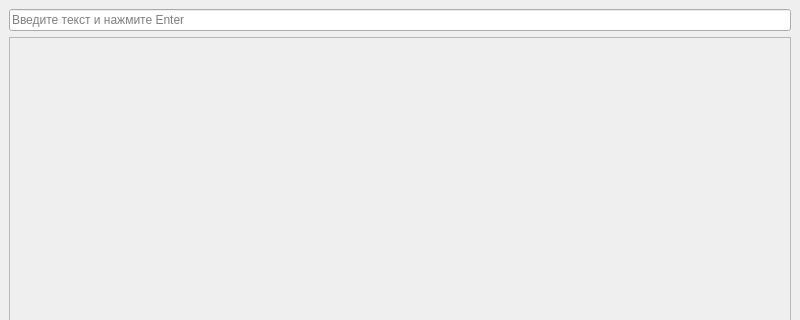
Before: the Qt Designer form FAK/mainwindow.ui in Teddy-Ro/FAK, drawn with Qt 5; both pictures show x 0 to 800 and y 0 to 320 of the 800 by 600 pixel window.
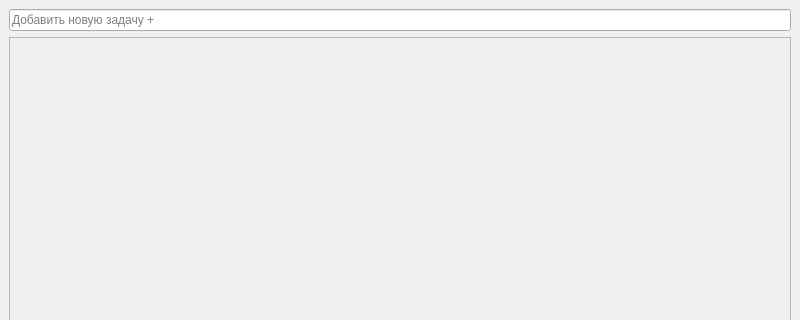
After: the same form once the commit is applied.

```diff
--- a/FAK/mainwindow.ui
+++ b/FAK/mainwindow.ui
@@ -20,7 +20,7 @@
       <item>
        <widget class="QLineEdit" name="textInput">
         <property name="placeholderText">
-         <string>Введите текст и нажмите Enter</string>
+         <string>Добавить новую задачу +</string>
         </property>
        </widget>
       </item>
```
Left out of the diff: 4 changed lines with no effect on the pictures.
